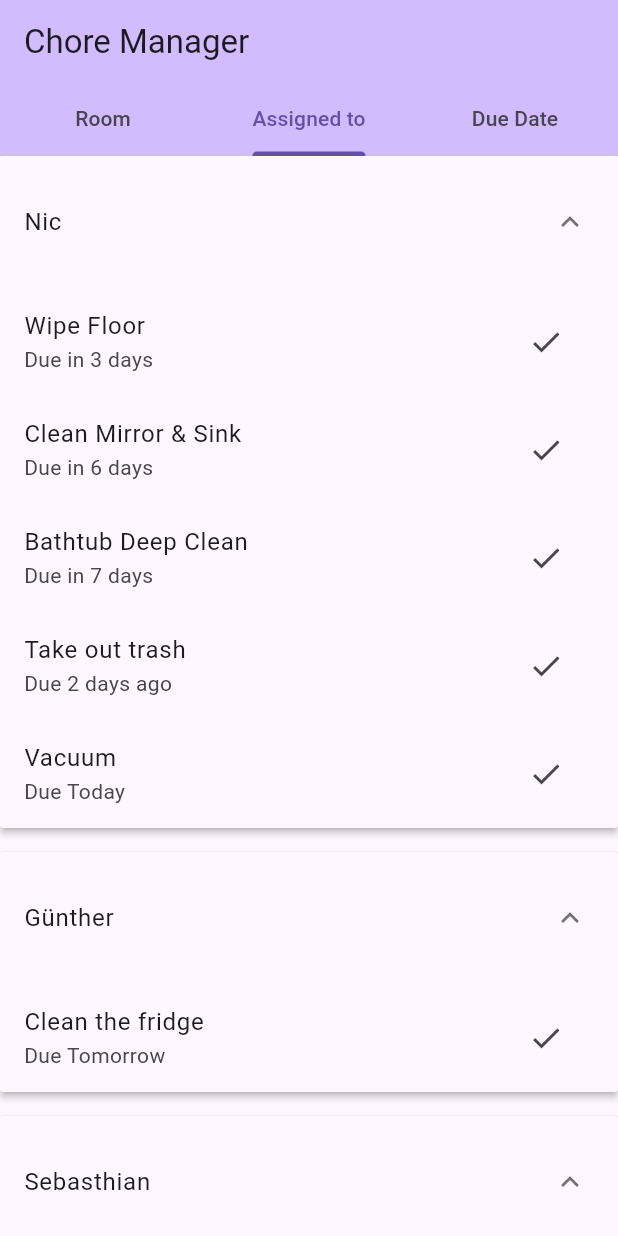
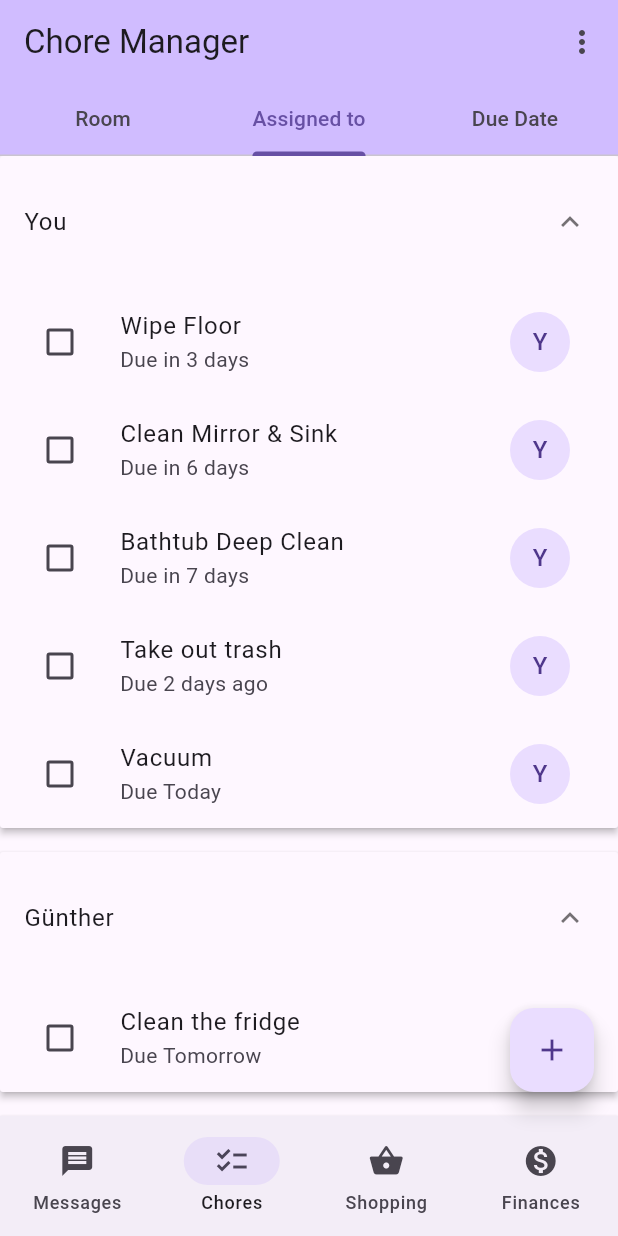
Before and after one commit to duxirosenberg/hci-project-hci2023-group-25, a Flutter app: the screen it shows after launch, tab 2 chosen, on a phone screen of 412 x 824 dp. Run offline on Flutter 3.47's test engine with Material 2 defaults, Android fonts, the phone set to English and light mode, and no system bars.

Commit message:
Reset App, show assignee

```diff
--- a/code/lib/data_provider.dart
+++ b/code/lib/data_provider.dart
@@ -3,9 +3,27 @@ import 'package:chore_manager/initial_data.dart';
 import 'package:flutter/material.dart';
 
 class DataProvider with ChangeNotifier {
-  List<Chore> chores = InitialData.chores;
-  List<Room> rooms = InitialData.rooms;
-  List<User> users = InitialData.users;
+  bool altMode = false; // altMode is B Type
+
+  void switchMode() {
+    altMode = !altMode;
+    notifyListeners();
+  }
+
+  void resetApp() {
+    chores = InitialData().getChores();
+    rooms = InitialData().getRooms();
+    users = InitialData().getUsers();
+    notifyListeners();
+  }
+
+  late List<Chore> chores;
+  late List<Room> rooms;
+  late List<User> users;
+
+  DataProvider() {
+    resetApp();
+  }
 
   void markDone(Chore chore) {
     chore.markDone();
--- a/code/lib/initial_data.dart
+++ b/code/lib/initial_data.dart
@@ -4,23 +4,28 @@ import 'package:chore_manager/utils.dart';
 // store expanded state in the grouped by attribute?
 
 class InitialData {
-  static List<Room> rooms = [
+  List<Room> getRooms() {
+    return [
       Room("Kitchen"),
       Room("Bathroom"),
       Room("Other"),
     ];
+  }
 
-  static List<User> users = [
-    User("Nic"),
+  List<User> getUsers() {
+    return [
+      User("You"),
       User("Günther"),
-    User("Sebasthian"),
+      User("Sebastian"),
     ];
+  }
 
-  static List<Chore> chores = [
+  List<Chore> getChores() {
+    return [
       Chore(
         name: "Clean the fridge",
         room: "Kitchen",
-      assignees: ["Nic", "Günther"],
+        assignees: ["You", "Günther"],
         currentAssignee: 1,
         dueDate: DateUtils.today().add(const Duration(days: 1)),
         frequency: 30,
@@ -30,7 +35,7 @@ class InitialData {
       Chore(
         name: "Wipe Floor",
         room: "Kitchen",
-      assignees: ["Nic"],
+        assignees: ["You"],
         currentAssignee: 0,
         dueDate: DateUtils.today().add(const Duration(days: 3)),
         frequency: 14,
@@ -39,7 +44,7 @@ class InitialData {
       Chore(
         name: "Clean Mirror & Sink",
         room: "Bathroom",
-      assignees: ["Nic"],
+        assignees: ["You"],
         currentAssignee: 0,
         dueDate: DateUtils.today().add(const Duration(days: 6)),
         frequency: 7,
@@ -48,7 +53,7 @@ class InitialData {
       Chore(
         name: "Bathtub Deep Clean",
         room: "Bathroom",
-      assignees: ["Nic"],
+        assignees: ["You"],
         currentAssignee: 0,
         dueDate: DateUtils.today().add(const Duration(days: 7)),
         frequency: 60,
@@ -57,14 +62,14 @@ class InitialData {
       Chore(
         name: "Take out trash",
         room: "Kitchen",
-      assignees: ["Nic"],
+        assignees: ["You"],
         currentAssignee: 0,
         dueDate: DateUtils.today().add(const Duration(days: -2)),
         frequency: 7,
         notes: null,
       ),
       Chore(
-      assignees: ["Nic"],
+        assignees: ["You"],
         currentAssignee: 0,
         name: "Vacuum",
         dueDate: DateUtils.today(),
@@ -74,3 +79,4 @@ class InitialData {
       ),
     ];
   }
+}
--- a/code/lib/main.dart
+++ b/code/lib/main.dart
@@ -45,6 +45,22 @@
             Tab(text: "Assigned to"),
             Tab(text: "Due Date"),
           ]),
+          actions: [
+            PopupMenuButton(
+              itemBuilder: (context) {
+                return [
+                  PopupMenuItem(
+                    child: const Text("Switch A/B"),
+                    onTap: () => context.read<DataProvider>().switchMode(),
+                  ),
+                  PopupMenuItem(
+                    child: const Text("Reset App"),
+                    onTap: () => context.read<DataProvider>().resetApp(),
+                  ),
+                ];
+              },
+            )
+          ],
         ),
         body: Consumer<DataProvider>(
           builder: (context, data, child) {
@@ -56,6 +72,29 @@
               ],
             );
           },
+        ),
+        floatingActionButton: FloatingActionButton(
+            onPressed: () {}, child: const Icon(Icons.add)),
+        bottomNavigationBar: NavigationBar(
+          selectedIndex: 1,
+          destinations: const [
+            NavigationDestination(
+              icon: Icon(Icons.message),
+              label: "Messages",
+            ),
+            NavigationDestination(
+              icon: Icon(Icons.checklist),
+              label: "Chores",
+            ),
+            NavigationDestination(
+              icon: Icon(Icons.shopping_basket),
+              label: "Shopping",
+            ),
+            NavigationDestination(
+              icon: Icon(Icons.monetization_on),
+              label: "Finances",
+            ),
+          ],
         ),
       ),
     );
@@ -106,11 +145,22 @@
     return ListTile(
       title: Text(chore.name),
       subtitle: Text("Due ${chore.getDueString()}"),
-      trailing: IconButton(
+      leading: Checkbox(
+        value: false,
+        onChanged: (value) {},
+      ),
+      trailing: Row(
+        mainAxisSize: MainAxisSize.min,
+        children: [
+          UserDisplay(
+              small: true, user: chore.assignees[chore.currentAssignee]),
+          /*IconButton(
             onPressed: () {
               context.read<DataProvider>().markDone(chore);
             },
             icon: const Icon(Icons.check),
+          ),*/
+        ],
       ),
       onTap: () => showDialog(
         context: context,
@@ -131,18 +181,64 @@
   @override
   Widget build(BuildContext context) {
     return AlertDialog(
-      title: Text(chore.name),
-      content: Column(
+      scrollable: true,
+      title: Row(
+        mainAxisAlignment: MainAxisAlignment.spaceBetween,
+        children: [
+          Text(chore.name),
+          UserDisplay(
+              user: chore.assignees[chore.currentAssignee], small: false),
+        ],
+      ),
+      content: SizedBox(
+        width: 800,
+        child: Column(
           mainAxisSize: MainAxisSize.min,
           crossAxisAlignment: CrossAxisAlignment.start,
           children: [
-          Text("Assigned to: ${chore.assignees[chore.currentAssignee]}"),
-          Text("Due by: ${chore.getDueString()}"),
+            // Text("Assigned to: ${chore.assignees[chore.currentAssignee]}"),
+            Text("Due ${chore.getDueString()}"),
             Text("Room: ${chore.room}"),
             Text("Notes: ${chore.notes}"),
             Text(chore.room)
           ],
         ),
+      ),
     );
   }
 }
+
+class ChoreEditDialog extends StatelessWidget {
+  const ChoreEditDialog({super.key});
+
+  @override
+  Widget build(BuildContext context) {
+    return const Placeholder();
+  }
+}
+
+class UserDisplay extends StatelessWidget {
+  final bool small;
+  final String user;
+  const UserDisplay({super.key, required this.user, required this.small});
+
+  @override
+  Widget build(BuildContext context) {
+    return Row(
+      mainAxisSize: MainAxisSize.min,
+      children: [
+        CircleAvatar(
+          child: Text(user.substring(0, 1)),
+        ),
+        SizedBox(
+          width: 8,
+        ),
+        if (!small)
+          Text(
+            user,
+            style: TextStyle(fontSize: 14),
+          ),
+      ],
+    );
+  }
+}
```
Lines whose indentation alone changed are shown as unchanged.
